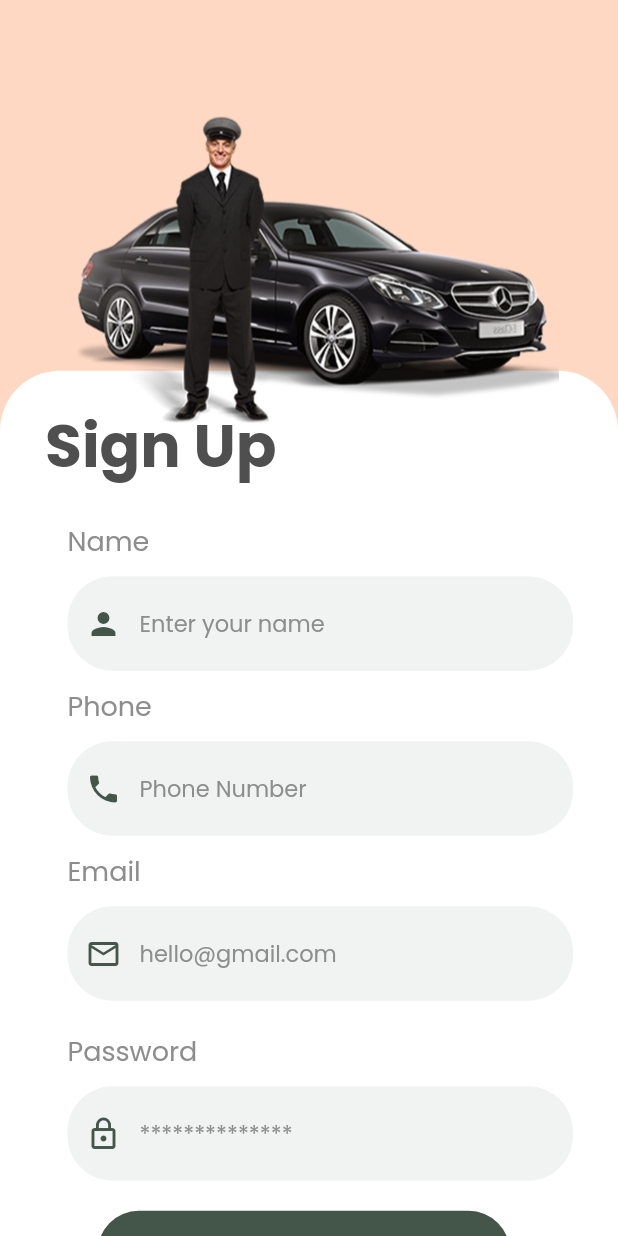
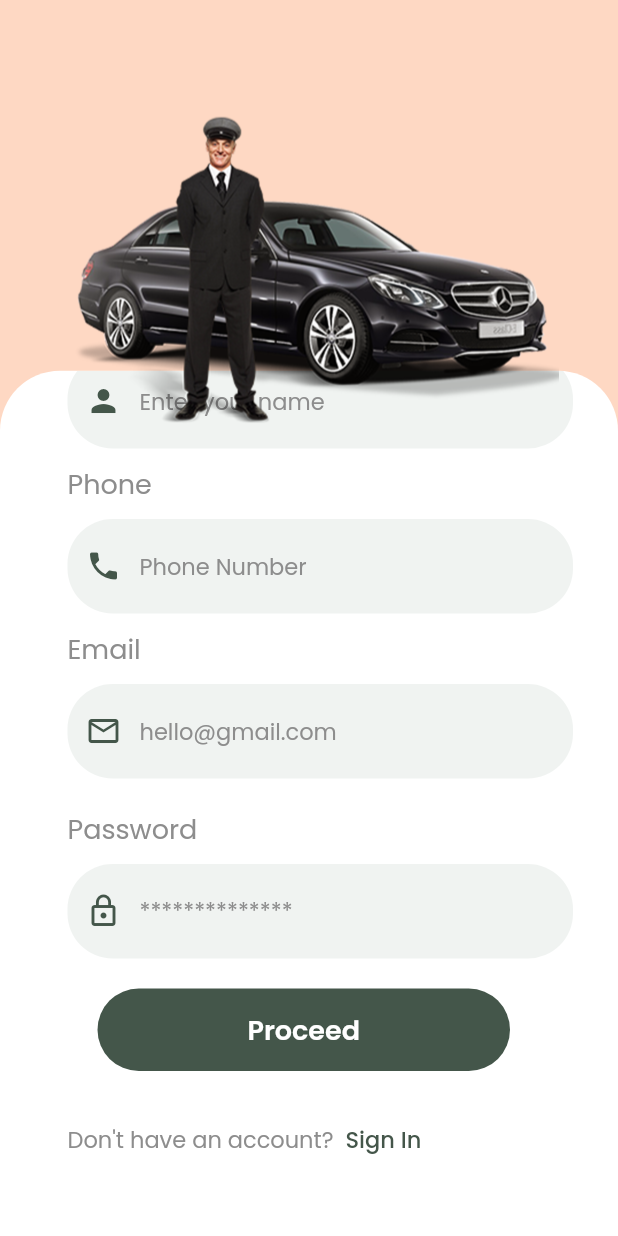
Before and after one commit to ShaimPatel/GoDriver, a Flutter app: the screen it shows after launch, after a tap on "Sign Up", on a phone screen of 412 x 824 dp. Run offline on Flutter 3.47's test engine with Material 2 defaults, Android fonts, the phone set to English and light mode, and no system bars; our stand-ins replace assets_audio_player, firebase_auth, firebase_core, firebase_database, firebase_messaging, flutter_offline and 7 more; missing offline and left inert: flutter_geofire, flutter_polyline_points; accounts and stored records are empty.

Commit message:
Error fixing

```diff
--- a/lib/Authentication/components/my_textfield.dart
+++ b/lib/Authentication/components/my_textfield.dart
@@ -22,7 +22,9 @@ class MyTextField extends StatelessWidget {
   @override
   Widget build(BuildContext context) {
     return TextField(
+      scrollPadding: const EdgeInsets.only(bottom: 40),
       controller: controller,
+      textInputAction: TextInputAction.next,
       obscureText: obscureText,
       cursorColor: HexColor("#4f4f4f"),
       decoration: InputDecoration(
--- a/lib/Authentication/login_screen.dart
+++ b/lib/Authentication/login_screen.dart
@@ -88,6 +88,7 @@ class _LoginScreenState extends State<LoginScreen> {
             .catchError((msg) {
       Navigator.pop(context);
       Fluttertoast.showToast(msg: "Error$msg");
+      return msg;
     }))
         .user;
 
@@ -148,13 +149,7 @@ class _LoginScreenState extends State<LoginScreen> {
       child: Scaffold(
         resizeToAvoidBottomInset: false,
         backgroundColor: HexColor("#fed8c3"),
-        body: ListView(
-          padding: const EdgeInsets.fromLTRB(0, 400, 0, 0),
-          shrinkWrap: true,
-          scrollDirection: Axis.vertical,
-          reverse: true,
-          children: [
-            Column(
+        body: Column(
           mainAxisAlignment: MainAxisAlignment.end,
           children: [
             Stack(
@@ -171,6 +166,7 @@ class _LoginScreenState extends State<LoginScreen> {
                     ),
                   ),
                   child: SingleChildScrollView(
+                    reverse: true,
                     child: Padding(
                       padding: const EdgeInsets.fromLTRB(30, 20, 30, 20),
                       child: Column(
@@ -186,8 +182,7 @@ class _LoginScreenState extends State<LoginScreen> {
                           ),
                           const SizedBox(height: 20),
                           Padding(
-                                padding:
-                                    const EdgeInsets.fromLTRB(15, 0, 0, 20),
+                            padding: const EdgeInsets.fromLTRB(15, 0, 0, 20),
                             child: Column(
                               crossAxisAlignment: CrossAxisAlignment.start,
                               children: [
@@ -206,8 +201,7 @@ class _LoginScreenState extends State<LoginScreen> {
                                   controller: emailTextEditingController,
                                   hintText: "hello@gmail.com",
                                   obscureText: false,
-                                      prefixIcon:
-                                          const Icon(Icons.mail_outline),
+                                  prefixIcon: const Icon(Icons.mail_outline),
                                 ),
                                 const SizedBox(
                                   height: 10,
@@ -226,8 +220,7 @@ class _LoginScreenState extends State<LoginScreen> {
                                   controller: passwordTextEditingController,
                                   hintText: "**************",
                                   obscureText: true,
-                                      prefixIcon:
-                                          const Icon(Icons.lock_outline),
+                                  prefixIcon: const Icon(Icons.lock_outline),
                                 ),
                                 const SizedBox(
                                   height: 10,
@@ -238,9 +231,7 @@ class _LoginScreenState extends State<LoginScreen> {
                                   },
                                   buttonText: 'Login',
                                 ),
-                                    const SizedBox(
-                                      height: 12,
-                                    ),
+
                                 Row(
                                   children: [
                                     Text("Don't have an account?",
@@ -256,16 +247,8 @@ class _LoginScreenState extends State<LoginScreen> {
                                           color: HexColor("#44564a"),
                                         ),
                                       ),
-                                          // onPressed: () => Navigator.push(
-                                          //   context,
-                                          //   MaterialPageRoute(
-                                          //     builder: (context) =>
-                                          //         const SignUpScreen(),
-                                          //   ),
-                                          // ),
                                       onPressed: () {
-                                            Navigator.of(context)
-                                                .pushReplacement(
+                                        Navigator.of(context).pushReplacement(
                                           MaterialPageRoute(
                                             builder: (BuildContext ctx) =>
                                                 const SignUpScreen(),
@@ -274,6 +257,13 @@ class _LoginScreenState extends State<LoginScreen> {
                                       },
                                     ),
                                   ],
+                                ),
+                                //?
+                                Padding(
+                                  padding: EdgeInsets.only(
+                                      bottom: MediaQuery.of(context)
+                                          .viewInsets
+                                          .bottom),
                                 ),
                               ],
                             ),
@@ -295,8 +285,6 @@ class _LoginScreenState extends State<LoginScreen> {
             )
           ],
         ),
-          ],
-        ),
       ),
     );
   }
--- a/lib/Authentication/signup_screen.dart
+++ b/lib/Authentication/signup_screen.dart
@@ -117,6 +117,7 @@ class _SignUpScreenState extends State<SignUpScreen> {
             .catchError((msg) {
       Navigator.pop(context);
       Fluttertoast.showToast(msg: "Error$msg");
+      return msg;
     }))
         .user;
 
@@ -163,13 +164,7 @@ class _SignUpScreenState extends State<SignUpScreen> {
       child: Scaffold(
         resizeToAvoidBottomInset: false,
         backgroundColor: HexColor("#fed8c3"),
-        body: ListView(
-          padding: const EdgeInsets.fromLTRB(0, 400, 0, 0),
-          shrinkWrap: true,
-          scrollDirection: Axis.vertical,
-          reverse: true,
-          children: [
-            Column(
+        body: Column(
           mainAxisAlignment: MainAxisAlignment.end,
           children: [
             Stack(
@@ -186,6 +181,7 @@ class _SignUpScreenState extends State<SignUpScreen> {
                     ),
                   ),
                   child: SingleChildScrollView(
+                    reverse: true,
                     child: Padding(
                       padding: const EdgeInsets.fromLTRB(30, 20, 30, 20),
                       child: Column(
@@ -201,8 +197,7 @@ class _SignUpScreenState extends State<SignUpScreen> {
                           ),
                           const SizedBox(height: 20),
                           Padding(
-                                padding:
-                                    const EdgeInsets.fromLTRB(15, 0, 0, 20),
+                            padding: const EdgeInsets.fromLTRB(15, 0, 0, 20),
                             child: Column(
                               crossAxisAlignment: CrossAxisAlignment.start,
                               children: [
@@ -261,8 +256,7 @@ class _SignUpScreenState extends State<SignUpScreen> {
                                   controller: emailTextEditingController,
                                   hintText: "hello@gmail.com",
                                   obscureText: false,
-                                      prefixIcon:
-                                          const Icon(Icons.mail_outline),
+                                  prefixIcon: const Icon(Icons.mail_outline),
                                 ),
                                 const SizedBox(
                                   height: 10,
@@ -284,8 +278,7 @@ class _SignUpScreenState extends State<SignUpScreen> {
                                   controller: passwordTextEditingController,
                                   hintText: "**************",
                                   obscureText: true,
-                                      prefixIcon:
-                                          const Icon(Icons.lock_outline),
+                                  prefixIcon: const Icon(Icons.lock_outline),
                                 ),
                                 const SizedBox(
                                   height: 10,
@@ -322,8 +315,7 @@ class _SignUpScreenState extends State<SignUpScreen> {
                                       //   ),
                                       // ),
                                       onPressed: () {
-                                            Navigator.of(context)
-                                                .pushReplacement(
+                                        Navigator.of(context).pushReplacement(
                                           MaterialPageRoute(
                                             builder: (BuildContext ctx) =>
                                                 const LoginScreen(),
@@ -332,6 +324,13 @@ class _SignUpScreenState extends State<SignUpScreen> {
                                       },
                                     ),
                                   ],
+                                ),
+                                //?
+                                Padding(
+                                  padding: EdgeInsets.only(
+                                      bottom: MediaQuery.of(context)
+                                          .viewInsets
+                                          .bottom),
                                 ),
                               ],
                             ),
@@ -353,8 +352,6 @@ class _SignUpScreenState extends State<SignUpScreen> {
             )
           ],
         ),
-          ],
-        ),
       ),
     );
   }
```
Also changed, not shown: lib/Authentication/carinfo_screen.dart (+10 -13 lines). Lines whose indentation alone changed are shown as unchanged.
